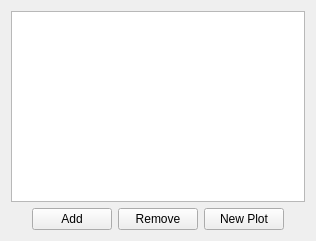
The window that gemviz/resources/select_fields_tableview.ui (BCDA-APS/gemviz) describes before a commit, drawn with Qt 5.
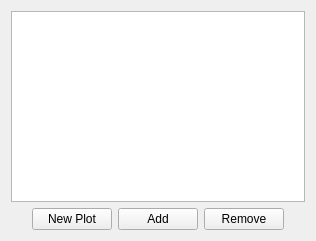
The same window after the commit.

Commit message: MNT #132 switch to popup menu, add plot dialog

```diff
--- a/gemviz/resources/select_fields_tableview.ui
+++ b/gemviz/resources/select_fields_tableview.ui
@@ -13,7 +13,7 @@
   <property name="windowTitle">
    <string>Form</string>
   </property>
-  <layout class="QVBoxLayout" name="verticalLayout">
+  <layout class="QVBoxLayout" name="verticalLayout" stretch="1,0">
    <item>
     <widget class="QTableView" name="tableView">
      <property name="alternatingRowColors">
@@ -42,6 +42,16 @@
        </property>
       </spacer>
      </item>
+     <item>
+      <widget class="QPushButton" name="replaceButton">
+       <property name="toolTip">
+        <string>Make a new plot with just these field(s).</string>
+       </property>
+       <property name="text">
+        <string>New Plot</string>
+       </property>
+      </widget>
+     </item>
      <item>
       <widget class="QPushButton" name="addButton">
        <property name="toolTip">
@@ -62,16 +72,6 @@
        </property>
       </widget>
      </item>
-     <item>
-      <widget class="QPushButton" name="replaceButton">
-       <property name="toolTip">
-        <string>Make a new plot with just these field(s).</string>
-       </property>
-       <property name="text">
-        <string>New Plot</string>
-       </property>
-      </widget>
-     </item>
      <item>
       <spacer name="horizontalSpacer_2">
        <property name="orientation">
```
The commit also changes 13 other files.
